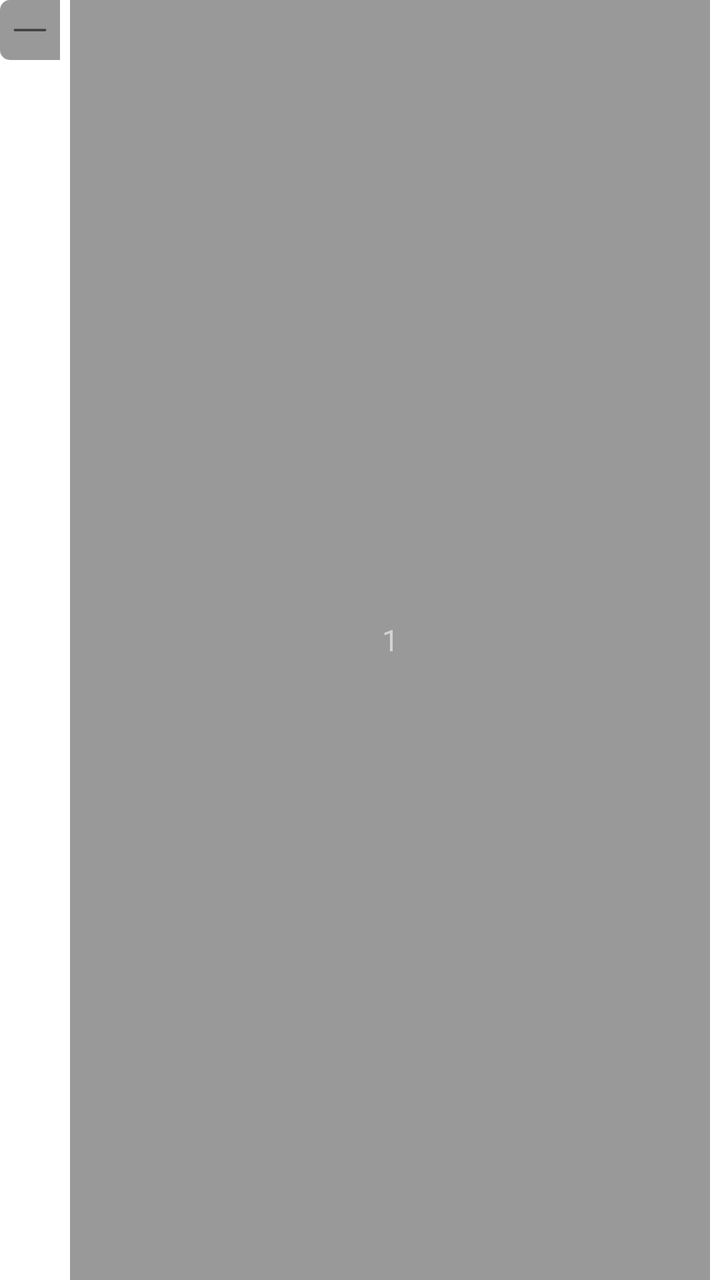
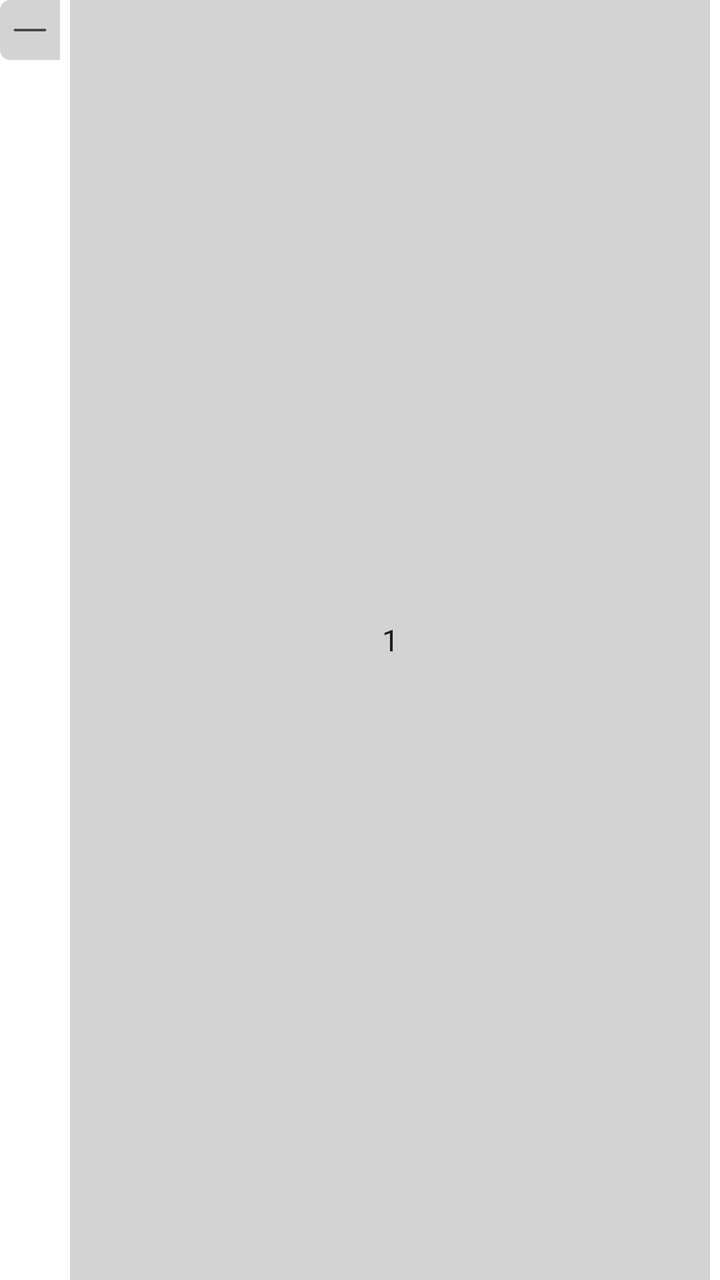

Before-and-after screenshots of an Android layout around one commit, followed by the original layout XML and the change that was made.
<!-- AndroidManifest.xml: fallback theme Theme.MaterialComponents.DayNight.NoActionBar -->
<!-- res/layout/layout_add_sub.xml -->
<LinearLayout xmlns:android="http://schemas.android.com/apk/res/android"
    android:layout_width="wrap_content"
    android:layout_height="wrap_content"
    android:orientation="horizontal">

    <ImageView
        android:id="@+id/ic_minus"
        android:layout_width="30dp"
        android:layout_height="wrap_content"
        android:background="@drawable/addsubview_left_selector"
        android:clickable="true"
        android:padding="5dp"
        android:scaleType="centerInside"
        android:src="@drawable/addsubview_minus" />

    <EditText
        android:id="@+id/et_input"
        android:layout_width="match_parent"
        android:layout_height="match_parent"
        android:background="@drawable/addsubview_middle_selector"
        android:layout_marginStart="5dp"
        android:layout_marginEnd="5dp"
        android:cursorVisible="true"
        android:digits="0123456789"
        android:gravity="center"
        android:singleLine="true"
        android:inputType="number"
        android:minWidth="40dp"
        android:text="1"
        android:maxLength="2"
        android:textColor="@color/color_text_bg"
        android:textCursorDrawable="@null"
        android:textSize="15sp" />

    <ImageView
        android:id="@+id/ic_plus"
        android:layout_width="30dp"
        android:layout_height="match_parent"
        android:background="@drawable/addsubview_right_selector"
        android:clickable="true"
        android:padding="5dp"
        android:scaleType="centerInside"
        android:src="@drawable/addsubview_plus" />
</LinearLayout>
<!-- resources referenced by this layout -->
<resources>
  <color name="color_text_bg">#D3D3D3</color>
  <!-- drawable addsubview_left_selector (drawable) -->
  <?xml version="1.0" encoding="utf-8"?>
  <selector xmlns:android="http://schemas.android.com/apk/res/android" android:enterFadeDuration="200" android:exitFadeDuration="200">
      <item android:state_pressed="true">
          <shape>
              <solid android:color="#F9F9F9" />
              <corners android:topLeftRadius="5dp" android:bottomLeftRadius="5dp" />
          </shape>
      </item>
      <item android:state_pressed="false">
          <shape>
              <solid android:color="@color/color_icon" />
              <corners android:topLeftRadius="5dp" android:bottomLeftRadius="5dp" />
          </shape>
      </item>
  </selector>
  <!-- drawable addsubview_middle_selector (drawable) -->
  <?xml version="1.0" encoding="utf-8"?>
  <selector xmlns:android="http://schemas.android.com/apk/res/android" android:enterFadeDuration="200" android:exitFadeDuration="200">
      <item android:state_pressed="true">
          <shape>
              <solid android:color="@color/color_icon" />
          </shape>
      </item>
      <item android:state_pressed="false">
          <shape>
              <solid android:color="@color/color_icon" />
          </shape>
      </item>
  </selector>
  <!-- drawable addsubview_minus (drawable) -->
  <vector xmlns:android="http://schemas.android.com/apk/res/android"
      android:width="20dp"
      android:height="20dp"
      android:viewportWidth="1024"
      android:viewportHeight="1024">
    <path
        android:pathData="M128,544h768q14.02,0 23.01,-8.99T928,512t-8.99,-23.01T896,480H128q-14.02,0 -23.01,8.99T96,512t8.99,23.01T128,544z"
        android:fillColor="#424243" />
  </vector>
  <!-- drawable addsubview_plus (drawable) -->
  <vector xmlns:android="http://schemas.android.com/apk/res/android"
      android:width="20dp"
      android:height="20dp"
      android:viewportWidth="1024"
      android:viewportHeight="1024">
      <path
          android:pathData="M480,480V128q0,-14.02 8.99,-23.01T512,96t23.01,8.99T544,128v352h352q14.02,0 23.01,8.99T928,512t-8.99,23.01T896,544H544v352q0,14.02 -8.99,23.01T512,928t-23.01,-8.99T480,896V544H128q-14.02,0 -23.01,-8.99T96,512t8.99,-23.01T128,480h352z"
          android:fillColor="#424243" />
  </vector>
  <!-- drawable addsubview_right_selector (drawable) -->
  <?xml version="1.0" encoding="utf-8"?>
  <selector xmlns:android="http://schemas.android.com/apk/res/android" android:enterFadeDuration="200" android:exitFadeDuration="200">
      <item android:state_pressed="true">
          <shape>
  
              <solid android:color="#F9F9F9" />
              <corners android:topRightRadius="5dp" android:bottomRightRadius="5dp" />
          </shape>
      </item>
      <item android:state_pressed="false">
          <shape>
              <solid android:color="@color/color_icon" />
              android:width="1dp"/>
              <corners android:topRightRadius="5dp" android:bottomRightRadius="5dp" />
          </shape>
      </item>
  </selector>
  <color name="color_icon">#999999</color>
</resources>

<!-- the commit's change to res/layout/layout_add_sub.xml (unified diff, before → after) -->
@@ -1,9 +1,10 @@
-<LinearLayout xmlns:android="http://schemas.android.com/apk/res/android"
+<LinearLayout
+    xmlns:android="http://schemas.android.com/apk/res/android"
     android:layout_width="wrap_content"
     android:layout_height="wrap_content"
     android:orientation="horizontal">
 
-    <ImageView
+    <androidx.appcompat.widget.AppCompatImageView
         android:id="@+id/ic_minus"
         android:layout_width="30dp"
         android:layout_height="wrap_content"
@@ -13,7 +14,7 @@
         android:scaleType="centerInside"
         android:src="@drawable/addsubview_minus" />
 
-    <EditText
+    <androidx.appcompat.widget.AppCompatEditText
         android:id="@+id/et_input"
         android:layout_width="match_parent"
         android:layout_height="match_parent"
@@ -28,11 +29,11 @@
         android:minWidth="40dp"
         android:text="1"
         android:maxLength="2"
-        android:textColor="@color/color_text_bg"
+        android:textColor="@color/dview_color_text"
         android:textCursorDrawable="@null"
         android:textSize="15sp" />
 
-    <ImageView
+    <androidx.appcompat.widget.AppCompatImageView
         android:id="@+id/ic_plus"
         android:layout_width="30dp"
         android:layout_height="match_parent"
<!-- resource entries referenced after the edit -->
@@ -1,6 +1,6 @@
 <!-- resources referenced by this layout -->
 <resources>
-  <color name="color_text_bg">#D3D3D3</color>
+  <color name="dview_color_text">#1A2025</color>
   <!-- drawable addsubview_left_selector (drawable) -->
   <?xml version="1.0" encoding="utf-8"?>
   <selector xmlns:android="http://schemas.android.com/apk/res/android" android:enterFadeDuration="200" android:exitFadeDuration="200">
@@ -12,7 +12,7 @@
       </item>
       <item android:state_pressed="false">
           <shape>
-              <solid android:color="@color/color_icon" />
+              <solid android:color="@color/dview_color_icon" />
               <corners android:topLeftRadius="5dp" android:bottomLeftRadius="5dp" />
           </shape>
       </item>
@@ -22,12 +22,12 @@
   <selector xmlns:android="http://schemas.android.com/apk/res/android" android:enterFadeDuration="200" android:exitFadeDuration="200">
       <item android:state_pressed="true">
           <shape>
-              <solid android:color="@color/color_icon" />
+              <solid android:color="@color/dview_color_icon" />
           </shape>
       </item>
       <item android:state_pressed="false">
           <shape>
-              <solid android:color="@color/color_icon" />
+              <solid android:color="@color/dview_color_icon" />
           </shape>
       </item>
   </selector>
@@ -63,12 +63,12 @@
       </item>
       <item android:state_pressed="false">
           <shape>
-              <solid android:color="@color/color_icon" />
+              <solid android:color="@color/dview_color_icon" />
               android:width="1dp"/>
               <corners android:topRightRadius="5dp" android:bottomRightRadius="5dp" />
           </shape>
       </item>
   </selector>
-  <color name="color_icon">#999999</color>
+  <color name="dview_color_icon">#D3D3D3</color>
 </resources>
 
